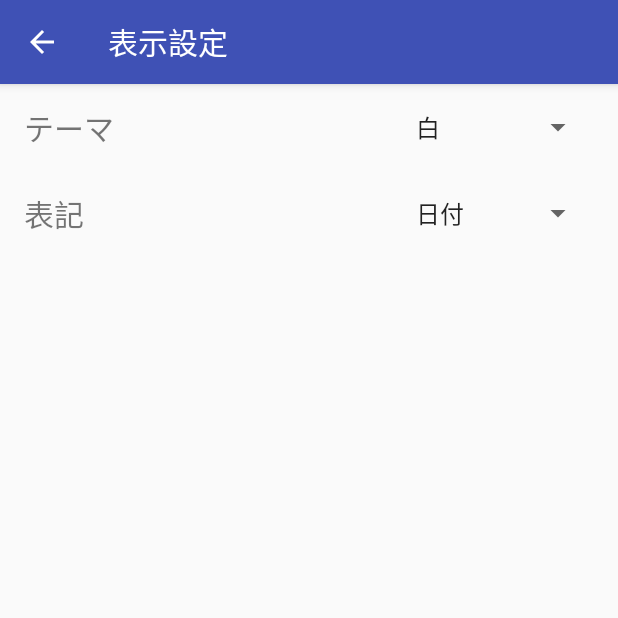
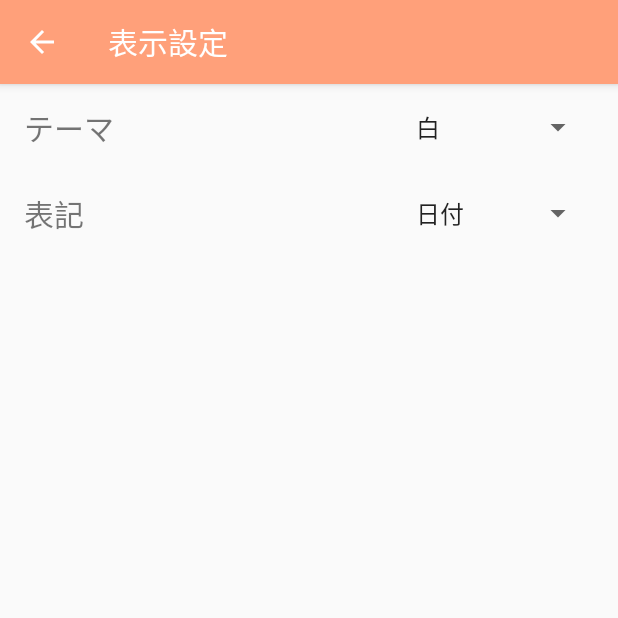
Before and after one commit to t-robop/Tancolle, an Android app: the SettingDrawActivity screen opened directly, with no data from a screen before it, on a phone screen of 412 x 824 dp, the top half of it. Run offline under Robolectric (Android 15) with nearby library versions, the phone set to English and light mode, and no system bars.

Commit message:
取り込み

```diff
--- a/app/src/main/res/layout/content_gesture_dec.xml
+++ b/app/src/main/res/layout/content_gesture_dec.xml
@@ -17,6 +17,7 @@
             android:layout_height="20dp"
             android:textSize="18sp"
             android:gravity="center_horizontal"
+            android:textColor="#663333"
             android:text="rdtfhjghkk"
             android:layout_marginTop="2dp"
             android:layout_marginBottom="2dp"
@@ -24,7 +25,7 @@
         <LinearLayout
             android:layout_width="fill_parent"
             android:layout_height="1dp"
-            android:background="@android:color/black">
+            android:background="#663333">
         </LinearLayout>
     </LinearLayout>
 
--- a/app/src/main/res/layout/mainlistitem.xml
+++ b/app/src/main/res/layout/mainlistitem.xml
@@ -37,12 +37,14 @@
                 android:layout_width="match_parent"
                 android:layout_height="80dp"
                 android:textSize="40dp"
+                android:textColor="#663333"
                 android:gravity="center"/>
 
             <org.t_robop.y_ogawara.tancolle.AutoshrinkTextView
                 android:id="@+id/name1"
                 android:layout_width="match_parent"
                 android:layout_height="20dp"
+                android:textColor="#663333"
                 android:gravity="center"/>
         </LinearLayout>
 
@@ -81,12 +83,14 @@
                 android:layout_width="match_parent"
                 android:layout_height="80dp"
                 android:textSize="40dp"
+                android:textColor="#663333"
                 android:gravity="center"/>
 
             <org.t_robop.y_ogawara.tancolle.AutoshrinkTextView
                 android:id="@+id/name2"
                 android:layout_width="match_parent"
                 android:layout_height="20dp"
+                android:textColor="#663333"
                 android:gravity="center"/>
         </LinearLayout>
 
@@ -125,12 +129,14 @@
                 android:layout_width="match_parent"
                 android:layout_height="80dp"
                 android:textSize="40dp"
+                android:textColor="#663333"
                 android:gravity="center"/>
 
             <org.t_robop.y_ogawara.tancolle.AutoshrinkTextView
                 android:id="@+id/name3"
                 android:layout_width="match_parent"
                 android:layout_height="20dp"
+                android:textColor="#663333"
                 android:gravity="center"/>
         </LinearLayout>
 
--- a/app/src/main/res/values/colors.xml
+++ b/app/src/main/res/values/colors.xml
@@ -1,7 +1,7 @@
 <?xml version="1.0" encoding="utf-8"?>
 <resources>
-    <color name="colorPrimary">#3F51B5</color>
-    <color name="colorPrimaryDark">#303F9F</color>
+    <color name="colorPrimary">#FFA07A</color>
+    <color name="colorPrimaryDark">#FF773E</color>
     <color name="colorAccent">#FF4081</color>
 
     <color name="colorGreen">#64DD17</color>
```
